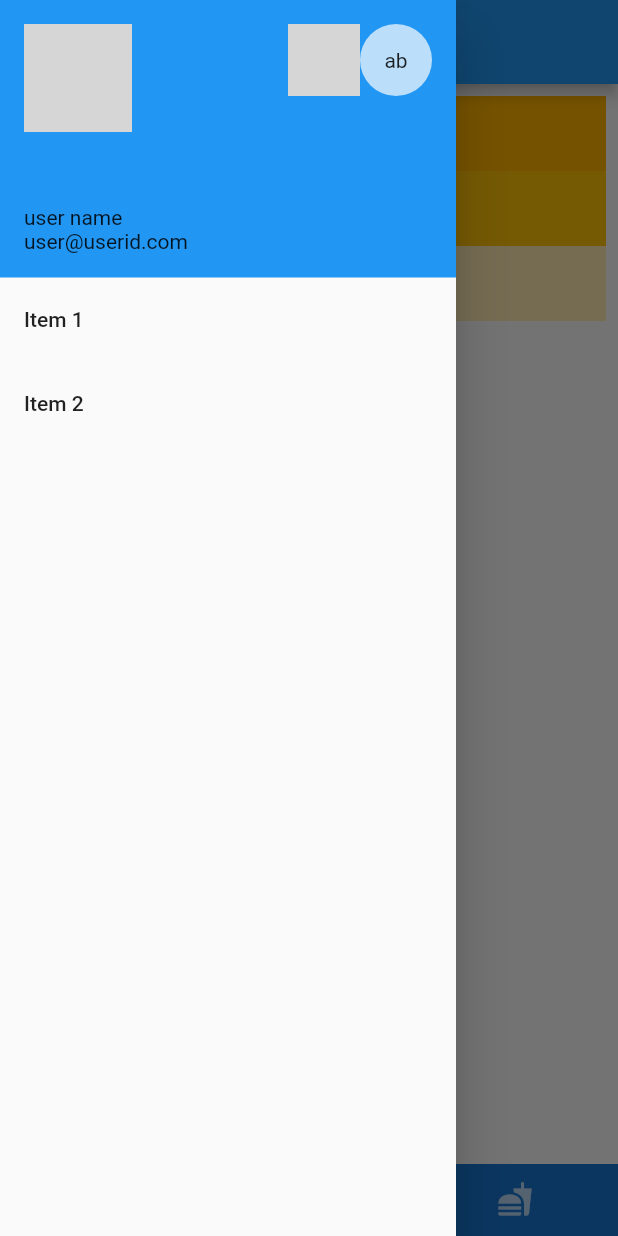
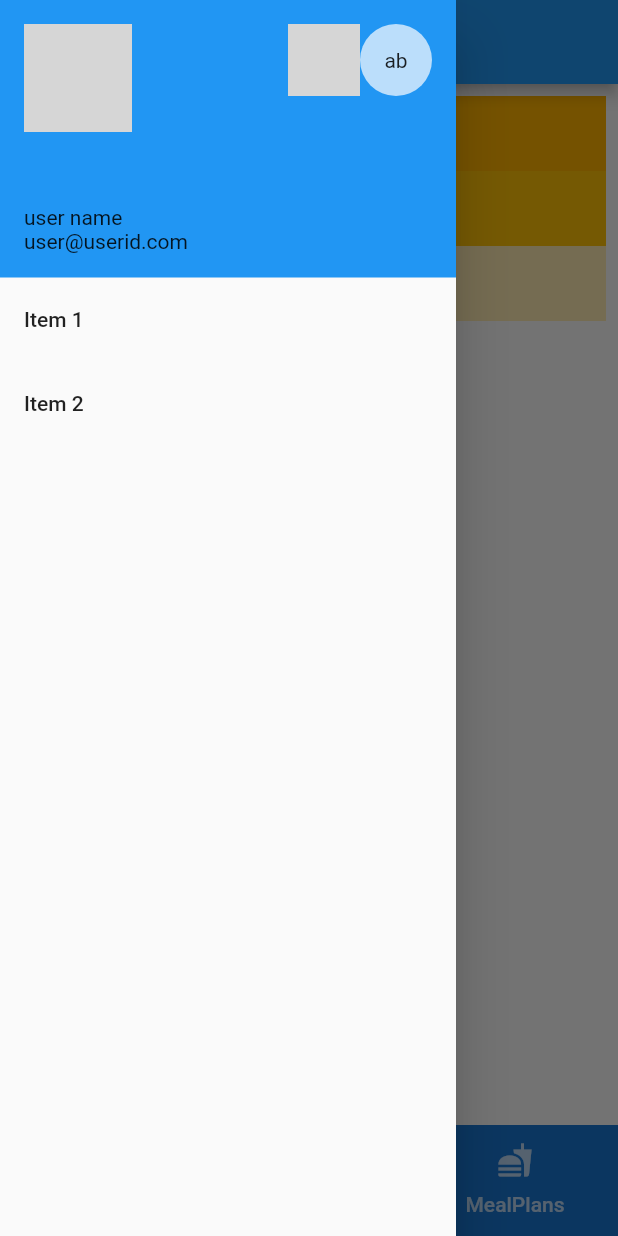
Before and after one commit to Phillipj1514/Comp2171_Project, a Flutter app: the Tabs screen opened directly, with the side drawer open, on a phone screen of 412 x 824 dp. Run offline on Flutter 3.47's test engine with Material 2 defaults, Android fonts, the phone set to English and light mode, and no system bars; our stand-ins replace cloud_firestore, firebase_auth, getflutter; accounts and stored records are empty; network calls fail; grey boxes are pictures that could not be loaded.

Commit message:
Update UI_Bottom_Nav.dart

```diff
--- a/lib/UI/UI_Bottom_Nav.dart
+++ b/lib/UI/UI_Bottom_Nav.dart
@@ -39,6 +39,7 @@ class MyTabState extends State<Tabs> with SingleTickerProviderStateMixin {
   @override
   Widget build(BuildContext context) {
     return Scaffold(
+      drawer: Profile_Drawer(),
       appBar:
         AppBar(
           centerTitle: true,
@@ -54,15 +55,15 @@ class MyTabState extends State<Tabs> with SingleTickerProviderStateMixin {
               onPressed: () {Profile_Drawer();},
             ),
         ),
-      drawer: Profile_Drawer(),
+
       bottomNavigationBar:  Material(
         color: Colors.blue[700],
         child:  TabBar(
           controller: controller,
           tabs: <Tab>[
-             Tab(icon:  Icon(Icons.dashboard)),
-             Tab(icon:  Icon(CustomIcons.plan)),
-             Tab(icon:  Icon(Icons.fastfood)),
+             Tab(icon:  Icon(Icons.dashboard), text: 'Dashboard'),
+             Tab(icon:  Icon(CustomIcons.plan) ),
+             Tab(icon:  Icon(Icons.fastfood), text: 'MealPlans'),
           ]
         )
       ),
```
